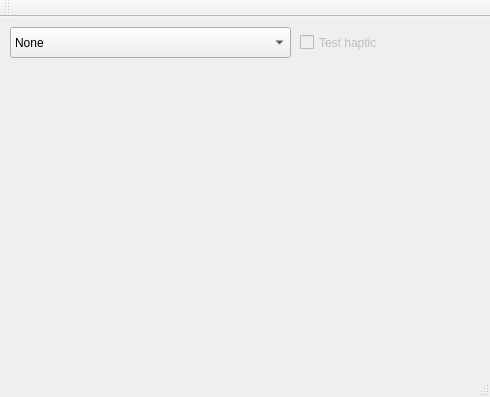
Old version of the form mainwindow.ui in the repository ksv1986/QtSdlTest.
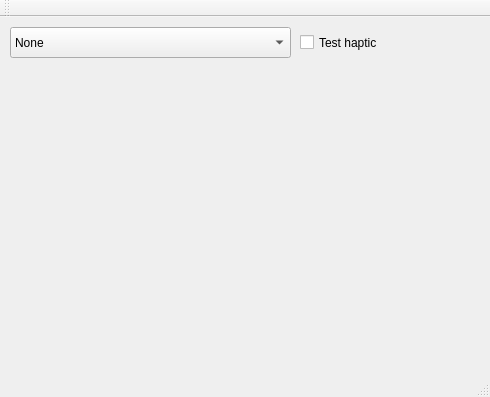
New version of the form. Custom widgets are drawn as their Qt base class.

Commit message:
Test haptic using SDL_JoystickRumble()
Sony Play Station 4 controller on Linux uses hidapi SDL2 driver
which doesn't implement SDL_HapticOpenFromJoystick(),
but works with SDL_JoystickRumble().

Note: bluetooth-connected joystick also needs
SDL_JOYSTICK_HIDAPI_PS4_RUMBLE environment to be set to enable rumble.

What changed in the file:
```diff
--- a/mainwindow.ui
+++ b/mainwindow.ui
@@ -100,9 +100,6 @@
     </item>
    </widget>
    <widget class="QCheckBox" name="testHaptic">
-    <property name="enabled">
-     <bool>false</bool>
-    </property>
     <property name="geometry">
      <rect>
       <x>300</x>
```
The commit also changes 1 other file.
